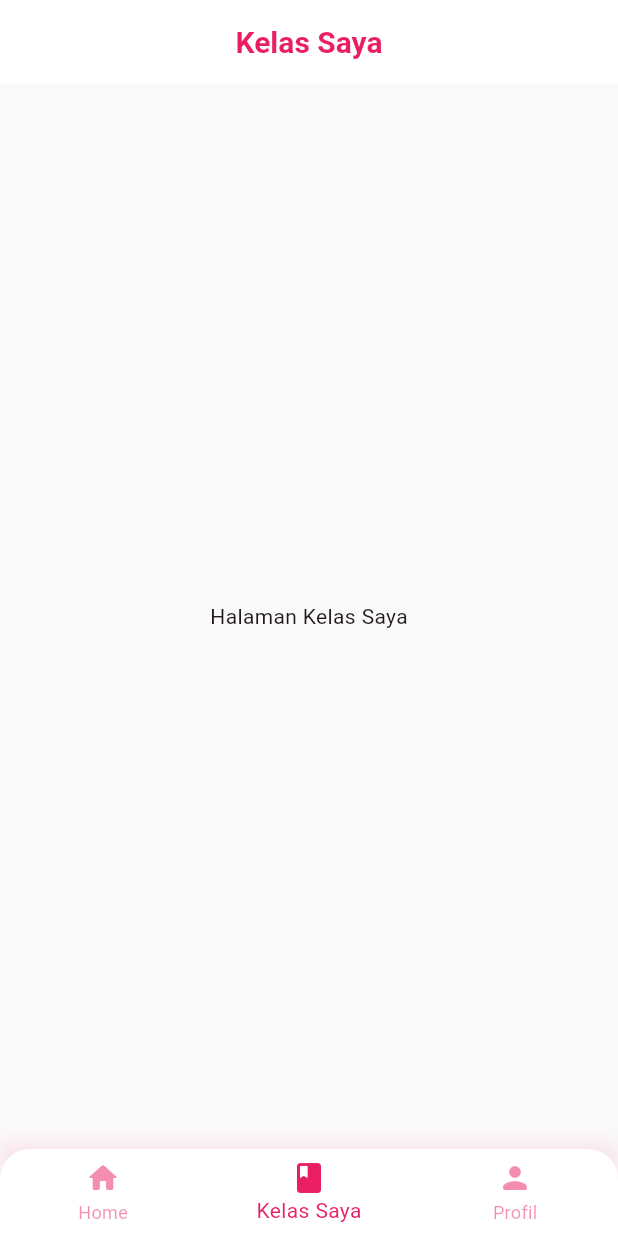
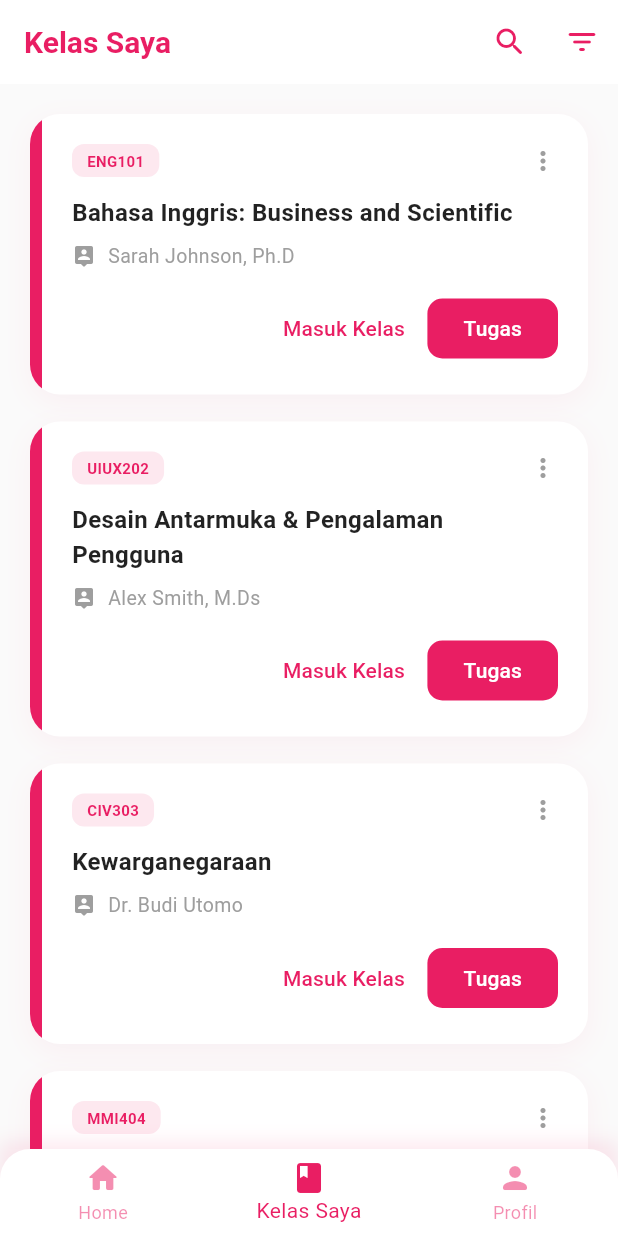
Before and after one commit to Azztldwyh/lms-app, a Flutter app: the screen it shows after launch, item 2 of the bottom bar chosen, on a phone screen of 412 x 824 dp. Run offline on Flutter 3.47's test engine with Material 3 defaults, Android fonts, the phone set to English and light mode, and no system bars.

Commit message:
menambahkan isi konten halaman kelas saya

```diff
--- a/lib/screens/my_classes_page.dart
+++ b/lib/screens/my_classes_page.dart
@@ -5,13 +5,153 @@ class MyClassesPage extends StatelessWidget {
 
   @override
   Widget build(BuildContext context) {
+    final List<Map<String, dynamic>> courses = [
+      {'name': 'Bahasa Inggris: Business and Scientific', 'code': 'ENG101', 'instructor': 'Sarah Johnson, Ph.D'},
+      {'name': 'Desain Antarmuka & Pengalaman Pengguna', 'code': 'UIUX202', 'instructor': 'Alex Smith, M.Ds'},
+      {'name': 'Kewarganegaraan', 'code': 'CIV303', 'instructor': 'Dr. Budi Utomo'},
+      {'name': 'Pemrograman Multimedia Interaktif', 'code': 'MMI404', 'instructor': 'Rina Wati, M.Kom'},
+      {'name': 'Pemrograman Perangkat Bergerak Multimedia', 'code': 'MOB505', 'instructor': 'Andi Pratama, S.Kom'},
+      {'name': 'Sistem Operasi', 'code': 'OS606', 'instructor': 'Prof. Haryanto'},
+      {'name': 'Olah Raga', 'code': 'SPO707', 'instructor': 'Coach Bambang'},
+    ];
+
     return Scaffold(
       appBar: AppBar(
         title: const Text('Kelas Saya'),
-        centerTitle: true,
+        backgroundColor: Colors.white,
+        foregroundColor: Colors.pink,
+        elevation: 0,
+        actions: [
+          IconButton(
+            onPressed: () {},
+            icon: const Icon(Icons.search_rounded),
+          ),
+          IconButton(
+            onPressed: () {},
+            icon: const Icon(Icons.filter_list_rounded),
+          ),
+        ],
       ),
-      body: const Center(
-        child: Text('Halaman Kelas Saya'),
+      body: ListView.builder(
+        padding: const EdgeInsets.all(20),
+        itemCount: courses.length,
+        itemBuilder: (context, index) {
+          return _buildCourseCard(
+            courses[index]['name']!,
+            courses[index]['code']!,
+            courses[index]['instructor']!,
+          );
+        },
+      ),
+    );
+  }
+
+  Widget _buildCourseCard(String title, String code, String instructor) {
+    return Container(
+      margin: const EdgeInsets.only(bottom: 18),
+      decoration: BoxDecoration(
+        color: Colors.white,
+        borderRadius: BorderRadius.circular(20),
+        boxShadow: [
+          BoxShadow(
+            color: Colors.pink.withOpacity(0.05),
+            blurRadius: 15,
+            offset: const Offset(0, 5),
+          ),
+        ],
+      ),
+      child: ClipRRect(
+        borderRadius: BorderRadius.circular(20),
+        child: IntrinsicHeight(
+          child: Row(
+            children: [
+              Container(
+                width: 8,
+                color: Colors.pink,
+              ),
+              Expanded(
+                child: Padding(
+                  padding: const EdgeInsets.all(20),
+                  child: Column(
+                    crossAxisAlignment: CrossAxisAlignment.start,
+                    children: [
+                      Row(
+                        mainAxisAlignment: MainAxisAlignment.spaceBetween,
+                        children: [
+                          Container(
+                            padding: const EdgeInsets.symmetric(horizontal: 10, vertical: 4),
+                            decoration: BoxDecoration(
+                              color: Colors.pink.withOpacity(0.1),
+                              borderRadius: BorderRadius.circular(8),
+                            ),
+                            child: Text(
+                              code,
+                              style: const TextStyle(
+                                color: Colors.pink,
+                                fontSize: 10,
+                                fontWeight: FontWeight.bold,
+                              ),
+                            ),
+                          ),
+                          const Icon(Icons.more_vert_rounded, color: Colors.grey, size: 20),
+                        ],
+                      ),
+                      const SizedBox(height: 12),
+                      Text(
+                        title,
+                        style: const TextStyle(
+                          fontSize: 16,
+                          fontWeight: FontWeight.bold,
+                          color: Colors.black87,
+                        ),
+                      ),
+                      const SizedBox(height: 8),
+                      Row(
+                        children: [
+                          const Icon(Icons.person_pin_rounded, size: 16, color: Colors.grey),
+                          const SizedBox(width: 8),
+                          Text(
+                            instructor,
+                            style: const TextStyle(
+                              fontSize: 13,
+                              color: Colors.grey,
+                            ),
+                          ),
+                        ],
+                      ),
+                      const SizedBox(height: 15),
+                      Row(
+                        mainAxisAlignment: MainAxisAlignment.end,
+                        children: [
+                          TextButton(
+                            onPressed: () {},
+                            style: TextButton.styleFrom(
+                              foregroundColor: Colors.pink,
+                              padding: const EdgeInsets.symmetric(horizontal: 15),
+                            ),
+                            child: const Text('Masuk Kelas'),
+                          ),
+                          ElevatedButton(
+                            onPressed: () {},
+                            style: ElevatedButton.styleFrom(
+                              backgroundColor: Colors.pink,
+                              foregroundColor: Colors.white,
+                              elevation: 0,
+                              shape: RoundedRectangleBorder(
+                                borderRadius: BorderRadius.circular(10),
+                              ),
+                            ),
+                            child: const Text('Tugas'),
+                          ),
+                        ],
+                      ),
+                    ],
+                  ),
+                ),
+              ),
+            ],
+          ),
+        ),
       ),
     );
   }
```
